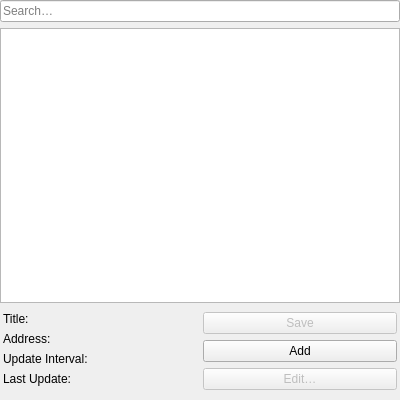
First picture: the form in src/modules/windows/contentFilters/ContentFiltersContentsWidget.ui, repository OtterBrowser/otter-browser, before the edit.
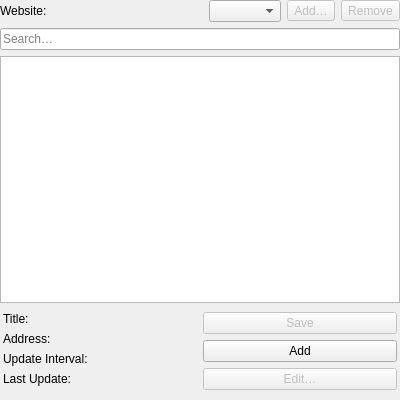
Second picture: the form after the edit. Custom widgets are drawn as their Qt base class.

Commit message: Initial work on override selector

Diff of the .ui file:
```diff
--- a/src/modules/windows/contentFilters/ContentFiltersContentsWidget.ui
+++ b/src/modules/windows/contentFilters/ContentFiltersContentsWidget.ui
@@ -30,7 +30,7 @@
      </property>
      <widget class="QWidget" name="informationPage"/>
      <widget class="QWidget" name="settingsPage">
-      <layout class="QVBoxLayout" name="settingsLayout" stretch="0,1,0">
+      <layout class="QVBoxLayout" name="settingsLayout" stretch="0,0,1,0">
        <property name="leftMargin">
         <number>0</number>
        </property>
@@ -43,6 +43,43 @@
        <property name="bottomMargin">
         <number>0</number>
        </property>
+       <item>
+        <layout class="QHBoxLayout" name="horizontalLayout" stretch="1,0,0,0">
+         <item>
+          <widget class="QLabel" name="hostLabel">
+           <property name="text">
+            <string>Website:</string>
+           </property>
+           <property name="buddy">
+            <cstring>hostComboBox</cstring>
+           </property>
+          </widget>
+         </item>
+         <item>
+          <widget class="QComboBox" name="hostComboBox"/>
+         </item>
+         <item>
+          <widget class="QToolButton" name="addHostButton">
+           <property name="enabled">
+            <bool>false</bool>
+           </property>
+           <property name="text">
+            <string>Add…</string>
+           </property>
+          </widget>
+         </item>
+         <item>
+          <widget class="QToolButton" name="removeHostButton">
+           <property name="enabled">
+            <bool>false</bool>
+           </property>
+           <property name="text">
+            <string>Remove</string>
+           </property>
+          </widget>
+         </item>
+        </layout>
+       </item>
        <item>
         <widget class="Otter::LineEditWidget" name="filterLineEditWidget">
          <property name="placeholderText">
```
The commit also changes 1 other file.
